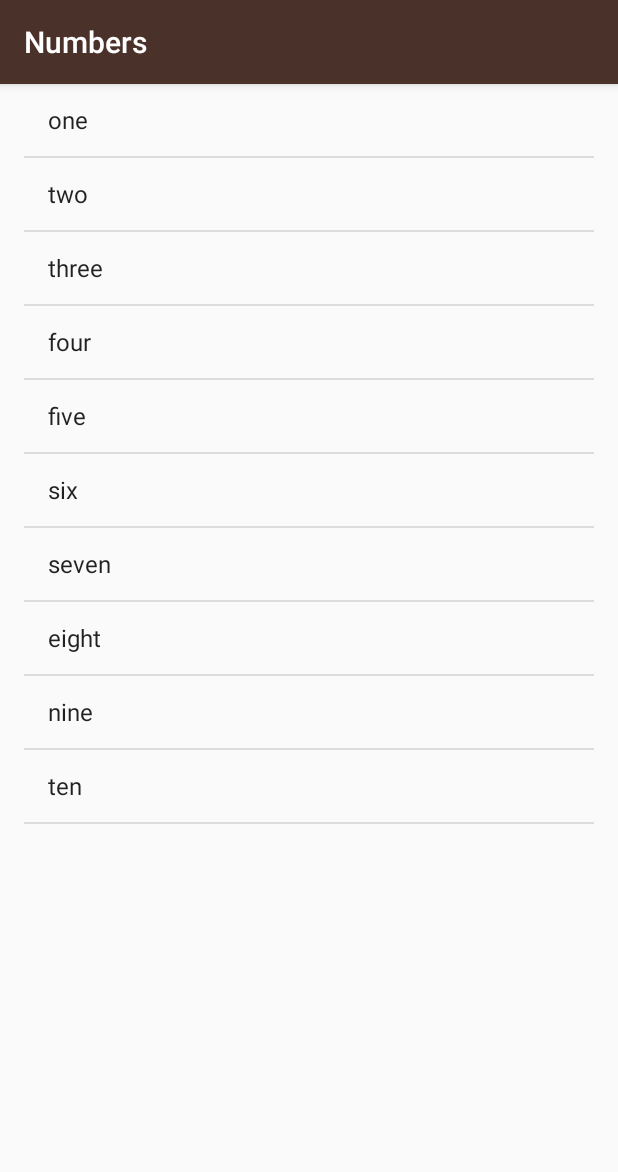
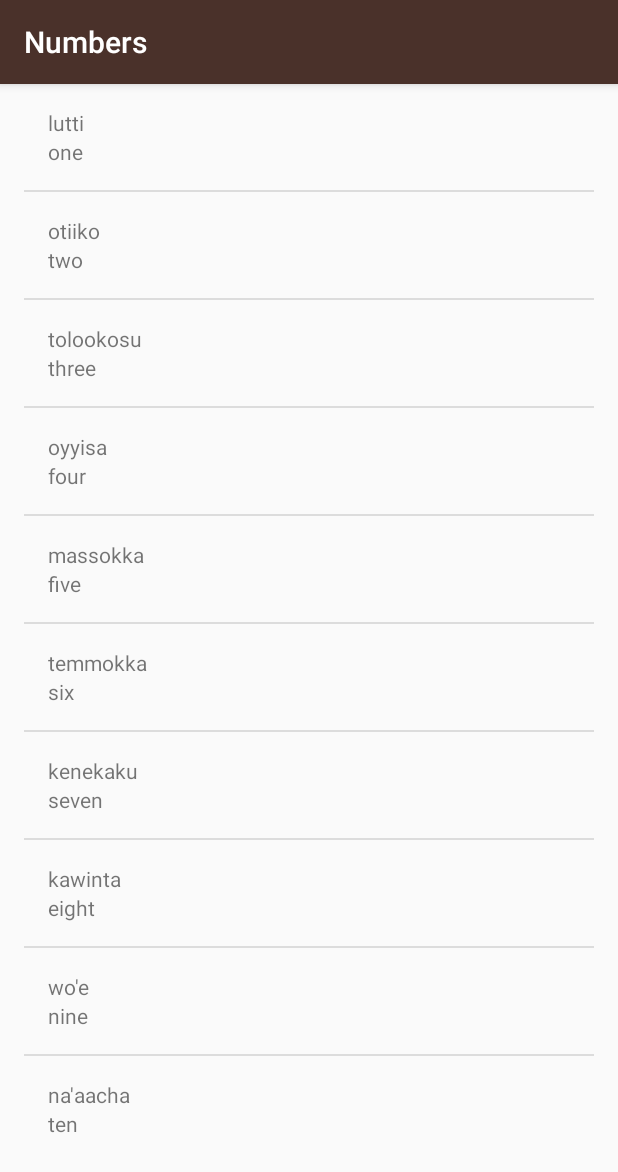
Before and after one commit to MuirDH/Miwok, an Android app: the screen it shows after launch (NumbersActivity), after a tap on "Numbers", on a phone screen of 412 x 824 dp. Shown: the top 1172 px of the screen. Run offline under Robolectric (Android 15) with nearby library versions, the phone set to English and light mode, and no system bars.

Commit message:
Create WordAdapter and Word class. Create list_item.xml

```diff
--- a/app/src/main/java/com/example/android/miwok/NumbersActivity.java
+++ b/app/src/main/java/com/example/android/miwok/NumbersActivity.java
@@ -18,25 +18,25 @@
         setSupportActionBar(toolbar);
 
         //Create an ArrayList containing the words for the numbers 1-10
-        ArrayList<String> words = new ArrayList<>();
-        words.add("one");
-        words.add("two");
-        words.add("three");
-        words.add("four");
-        words.add("five");
-        words.add("six");
-        words.add("seven");
-        words.add("eight");
-        words.add("nine");
-        words.add("ten");
+        ArrayList<Word> words = new ArrayList<>();
+
+        words.add(new Word("one", "lutti"));
+        words.add(new Word("two", "otiiko"));
+        words.add(new Word("three", "tolookosu"));
+        words.add(new Word("four", "oyyisa"));
+        words.add(new Word("five", "massokka"));
+        words.add(new Word("six", "temmokka"));
+        words.add(new Word("seven", "kenekaku"));
+        words.add(new Word("eight", "kawinta"));
+        words.add(new Word("nine", "wo'e"));
+        words.add(new Word("ten", "na'aacha"));
 
         /*
          Array adapter whose data source is a list of Strings. The list item layout, which is a
          resource defined in the Android framework, contains a single TextView which the adapter
          will set to display a single word.
          */
-        ArrayAdapter<String> itemsAdapter =
-                new ArrayAdapter<>(this, android.R.layout.simple_list_item_1, words);
+        WordAdapter adapter = new WordAdapter(this, words);
 
         /*
          Find the ListView object in the view hierarchy of the Activity.
@@ -46,11 +46,10 @@
         /*
          Make the ListView use the ArrayAdapter we created above, so that the ListView will display
          list items for each word in the list of words. This is done by calling the setAdapter
-         method on the Listview object and passing in 1 argument, whichis the ArrayAdapter with the
+         method on the Listview object and passing in 1 argument, which is the ArrayAdapter with the
          variable name itemsAdapter.
          */
-        listView.setAdapter(itemsAdapter);
-
+        listView.setAdapter(adapter);
 
     }
 
--- /dev/null
+++ b/app/src/main/java/com/example/android/miwok/Word.java
@@ -0,0 +1,39 @@
+package com.example.android.miwok;
+
+/**
+ * Miwok Created by Muir on 03/05/2017.
+ */
+
+/**
+ * @link Word represents a vocabulary word that the user wants to learn.
+ * It contains a default translation and a Miwok translation for that word.
+ */
+public class Word {
+
+    // Default translation for the word
+    private String mDefaultTranslation;
+
+    // Miwok translation for the word
+    private String mMiwokTranslation;
+
+    /**
+     * Create a new Word object.
+     *
+     * @param defaultTranslation is the word in a language that the user is already familiar with
+     * @param miwokTranslation   is the word in the Miwok language
+     */
+
+    public Word(String defaultTranslation, String miwokTranslation) {
+        mDefaultTranslation = defaultTranslation;
+        mMiwokTranslation = miwokTranslation;
+    }
+
+    // get the Miwok translation of the word
+    public String getMiwokTranslation() {
+        return mMiwokTranslation;
+    }
+
+    public String getDefaultTranslation() {
+        return mDefaultTranslation;
+    }
+}
--- /dev/null
+++ b/app/src/main/java/com/example/android/miwok/WordAdapter.java
@@ -0,0 +1,46 @@
+package com.example.android.miwok;
+
+import android.app.Activity;
+import android.support.annotation.NonNull;
+import android.support.annotation.Nullable;
+import android.view.LayoutInflater;
+import android.view.View;
+import android.view.ViewGroup;
+import android.widget.ArrayAdapter;
+import android.widget.TextView;
+
+import java.util.ArrayList;
+
+/**
+ * Miwok Created by Muir on 03/05/2017.
+ */
+
+public class WordAdapter extends ArrayAdapter<Word>{
+
+    private static final String LOG_TAG = WordAdapter.class.getSimpleName();
+
+    public WordAdapter(Activity context, ArrayList<Word> words){
+        super(context, 0, words);
+    }
+    @NonNull
+    @Override
+    public View getView(int position, @Nullable View convertView, @NonNull ViewGroup parent) {
+        View listItemView = convertView;
+
+        if (listItemView == null){
+            listItemView = LayoutInflater.from(getContext()).inflate(R.layout.list_item, parent, false);
+        }
+
+        Word currentWord = getItem(position);
+
+        TextView miwokWordTextView = (TextView) listItemView.findViewById(R.id.miwok_text_view);
+        miwokWordTextView.setText(currentWord.getMiwokTranslation());
+
+        TextView defaultWordTextview = (TextView) listItemView.findViewById(R.id.default_text_view);
+        defaultWordTextview.setText(currentWord.getDefaultTranslation());
+
+        //ImageView iconView = (ImageView) listItemView.findViewById(R.id.list_item_icon);
+        //iconView.setImageResource(currentWord.getImageResourceId());
+        return listItemView;
+    }
+}
--- /dev/null
+++ b/app/src/main/res/layout/list_item.xml
@@ -0,0 +1,23 @@
+<?xml version="1.0" encoding="utf-8"?>
+
+<!-- Layout for a single list item -->
+<LinearLayout xmlns:android="http://schemas.android.com/apk/res/android"
+    xmlns:tools="http://schemas.android.com/tools"
+    android:layout_width="match_parent"
+    android:layout_height="match_parent"
+    android:orientation="vertical"
+    android:padding="@dimen/list_item_padding">
+
+    <TextView
+        android:id="@+id/miwok_text_view"
+        android:layout_width="match_parent"
+        android:layout_height="wrap_content"
+        tools:text="lutti"/>
+
+    <TextView
+        android:id="@+id/default_text_view"
+        android:layout_width="match_parent"
+        android:layout_height="wrap_content"
+        tools:text="one"/>
+
+</LinearLayout>
--- a/app/src/main/res/values/dimens.xml
+++ b/app/src/main/res/values/dimens.xml
@@ -19,5 +19,7 @@
     <dimen name="activity_horizontal_margin">16dp</dimen>
     <dimen name="activity_vertical_margin">56dp</dimen>
     <dimen name="fab_margin">16dp</dimen>
+    <dimen name="list_item_padding">16dp</dimen>
+
 
 </resources>
```
